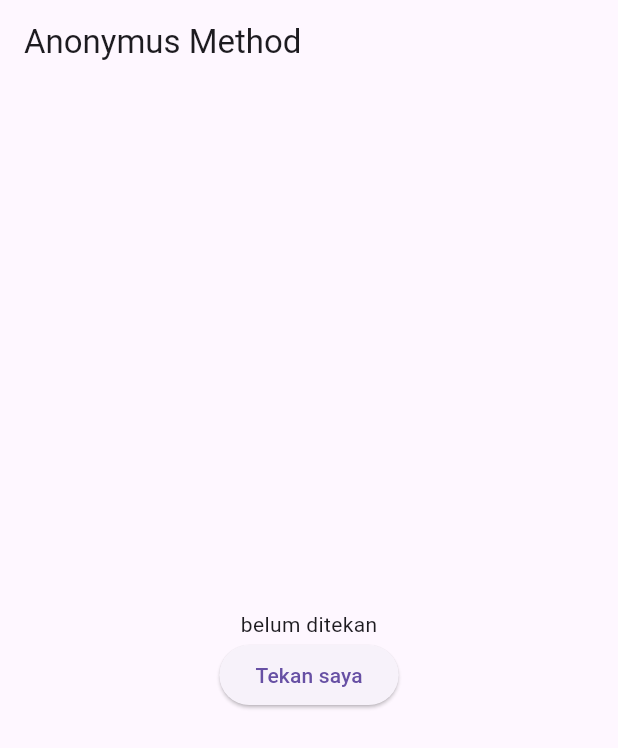
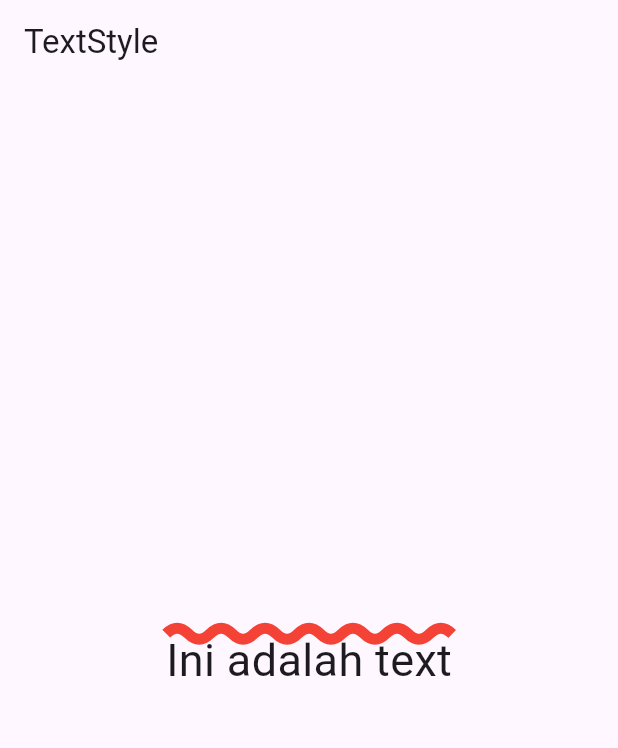
Before and after one commit to nentinur/Speedrun-Belajar-Flutter, a Flutter app: the screen it shows after launch, on a phone screen of 412 x 824 dp. Shown: the top 748 px of the screen. Run offline on Flutter 3.47's test engine with Material 3 defaults, Android fonts, the phone set to English and light mode, and no system bars.

Commit message:
TextStyle

```diff
--- a/lib/main.dart
+++ b/lib/main.dart
@@ -4,39 +4,29 @@ void main() {
   runApp(const MyApp());
 }
 
-// anonymus method adalah method yang tidak memiliki nama
-// kita menggunakan anonymus method saat method hanya dipanggil sekali, contoh hanya untuk 1 tombol
-
-class MyApp extends StatefulWidget {
+// karena saya males download font nyam jadi saya tulis langkah2nya saja
+// menambahkan jenis font: tambah folder [fonts], masukkan font yang kita miliki ke dalam folder fonts
+// kemudian di pubspec.yaml, tambahkan font yang kita miliki tadi
+// lalu atur TextStyle(fontFamily: "NamaFont")
+class MyApp extends StatelessWidget {
   const MyApp({super.key});
-
-  @override
-  State<MyApp> createState() => _MyAppState();
-}
-
-class _MyAppState extends State<MyApp> {
-  String message = "belum ditekan";
 
   @override
   Widget build(BuildContext context) {
     return MaterialApp(
       home: Scaffold(
         appBar: AppBar(
-          title: Text("Anonymus Method"),
+          title: Text("TextStyle"),
         ),
         body: Center(
-          child: Column(
-            mainAxisAlignment: MainAxisAlignment.center,
-            children: [
-              Text(message),
-              ElevatedButton(
-                  onPressed: () {
-                    setState(() {
-                      message = "tombol ini ditekan";
-                    });
-                  },
-                  child: Text("Tekan saya"))
-            ],
+          child: Text(
+            "Ini adalah text",
+            style: TextStyle(
+                fontSize: 30,
+                decoration: TextDecoration.overline,
+                decorationColor: Colors.red,
+                decorationThickness: 5,
+                decorationStyle: TextDecorationStyle.wavy),
           ),
         ),
       ),
```
Also changed, not shown: pubspec.yaml (+6 -6 lines).
